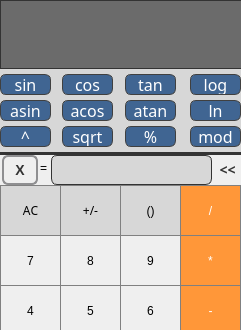
First picture: the form in src/frontend/SmartCalc/mainwindow.ui, repository Segren/SmartCalc, before the edit; both pictures show x 0 to 241 and y 0 to 330 of the 241 by 481 pixel window.
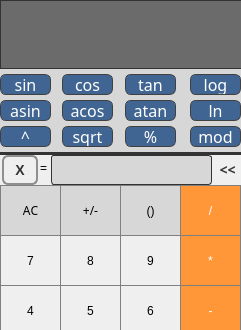
Second picture: the form after the edit.

```diff
--- a/src/frontend/SmartCalc/mainwindow.ui
+++ b/src/frontend/SmartCalc/mainwindow.ui
@@ -619,18 +619,18 @@
     </property>
     <property name="font">
      <font>
-      <family>Academy Engraved LET</family>
-      <pointsize>20</pointsize>
+      <family>Osaka</family>
+      <pointsize>15</pointsize>
      </font>
     </property>
     <property name="styleSheet">
      <string notr="true">QLabel {
 	qproperty-alignment: 'AlignVCenter | AlignRight';
-    color: white; /* Цвет текста */
+    color: black; /* Цвет текста */
     background-color: rgb(215, 215, 215); /* Фоновый цвет */
-	border-radius: 6px; 
-    font-size: 20pt; /* Размер шрифта */
-    padding: 8px; /* Внутренние отступы */
+	border-radius: 3px; 
+    font-size: 15pt; /* Размер шрифта */
+    padding: 3px; /* Внутренние отступы */
     border: 1px solid #333; /* Граница вокруг QLabel */
 }
 </string>
```
Left out of the diff: 5 changed lines with no effect on the pictures.
